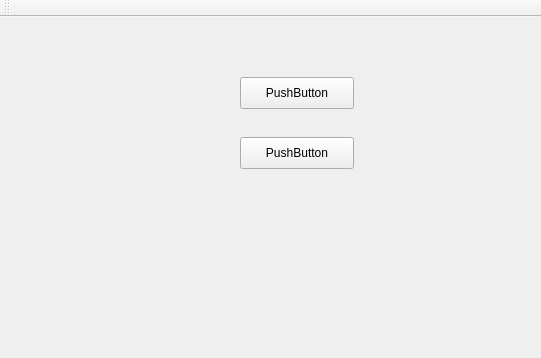
Before: the Qt Designer form mainwindow.ui in maxim-puchkov/JPEG-Image-Compression, drawn with Qt 5; both pictures show x 0 to 541 and y 0 to 358 of the 672 by 446 pixel window.
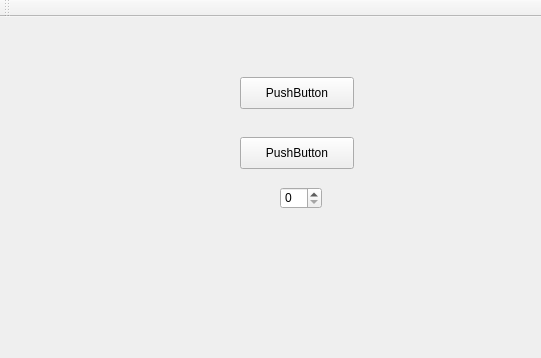
After: the same form once the commit is applied.

Commit message: Button Support

The edit to the form file:
```diff
--- a/mainwindow.ui
+++ b/mainwindow.ui
@@ -40,6 +40,19 @@
      <string>PushButton</string>
     </property>
    </widget>
+   <widget class="QSpinBox" name="spinBox">
+    <property name="geometry">
+     <rect>
+      <x>280</x>
+      <y>170</y>
+      <width>42</width>
+      <height>22</height>
+     </rect>
+    </property>
+    <property name="maximum">
+     <number>100</number>
+    </property>
+   </widget>
   </widget>
   <widget class="QMenuBar" name="menuBar">
    <property name="geometry">
```
Left out of the diff: 2 changed lines with no effect on the pictures. The commit also changes 4 other files.
